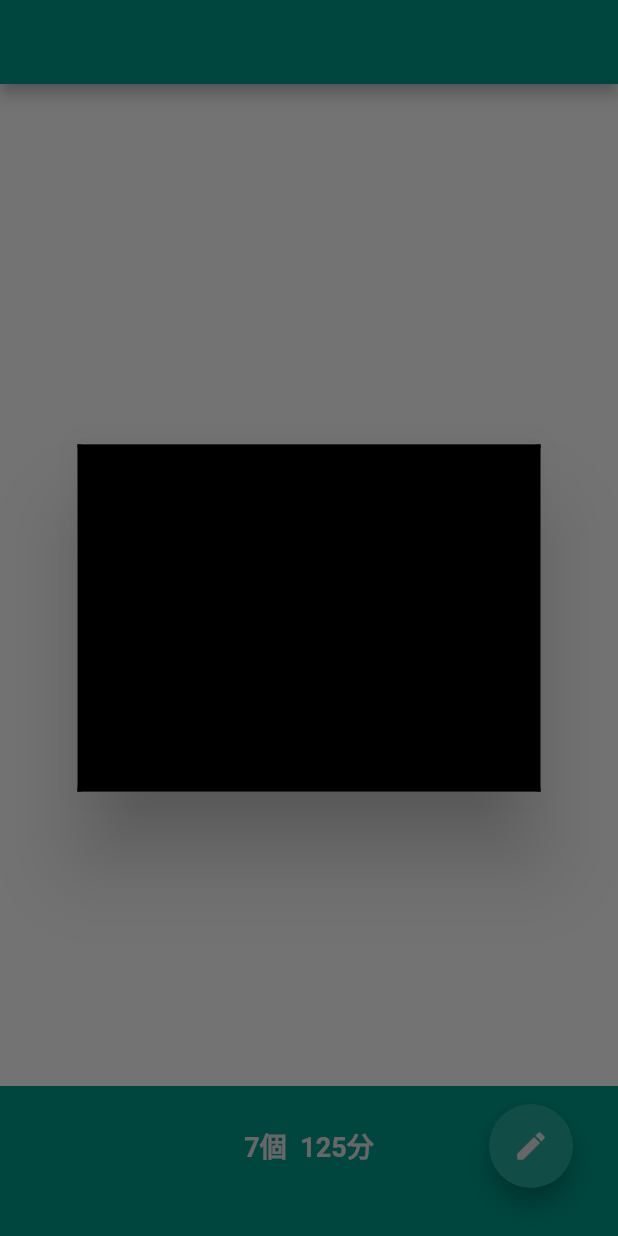
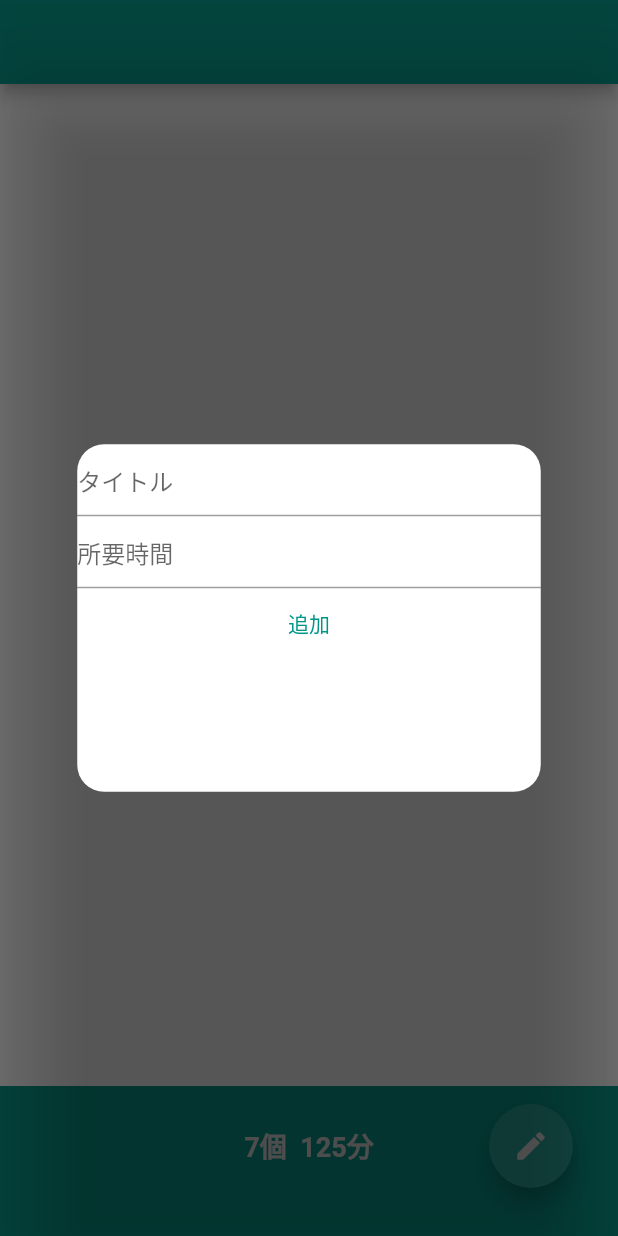
Before and after one commit to yusame0308/tasks, a Flutter app: the screen it shows after launch, after a tap on the "edit" icon, on a phone screen of 412 x 824 dp. Run offline on Flutter 3.47's test engine with Material 2 defaults, Android fonts, the phone set to English and light mode, and no system bars; our stand-ins replace flutter_hooks, flutter_slidable, freezed_annotation, hooks_riverpod, sqflite; accounts and stored records are empty.

Commit message:
UpsertDialogにTextFieldを追加

```diff
--- a/lib/views/home_page.dart
+++ b/lib/views/home_page.dart
@@ -10,6 +10,7 @@ class HomePage extends HookWidget {
   @override
   Widget build(BuildContext context) {
     return Scaffold(
+      resizeToAvoidBottomInset: false,
       appBar: AppBar(),
       body: Column(
         children: [
@@ -49,6 +50,8 @@ class HomePage extends HookWidget {
               foregroundColor: Colors.grey[300],
               onPressed: () {
                 showDialog(
+                  useSafeArea: false,
+                  barrierDismissible: false,
                   context: context,
                   builder: (BuildContext context) {
                     return UpsertDialog();
--- a/lib/views/upsert_dialog.dart
+++ b/lib/views/upsert_dialog.dart
@@ -1,20 +1,68 @@
 import 'package:flutter/material.dart';
+import 'package:flutter/services.dart';
 import 'package:hooks_riverpod/hooks_riverpod.dart';
 import 'package:flutter_hooks/flutter_hooks.dart';
 import 'package:tasks/viewModels/task_view_model.dart';
 
 class UpsertDialog extends HookWidget {
+  final titleController = TextEditingController();
+  final minutesController = TextEditingController();
+
   @override
   Widget build(BuildContext context) {
     final taskViewModel = useProvider(taskViewModelProvider.notifier);
     final dialogWidth = MediaQuery.of(context).size.width * 3 / 4;
 
     return Dialog(
+      backgroundColor: Colors.transparent,
       insetPadding: EdgeInsets.zero,
-      child: Container(
-        color: Colors.black,
-        width: dialogWidth,
-        height: dialogWidth * 3 / 4,
+      child: Stack(
+        alignment: Alignment.center,
+        children: [
+          GestureDetector(
+            onTap: () {
+              // TODO: TextFieldを両方閉じる
+            },
+            child: Container(
+              color: Colors.white.withOpacity(0.01),
+              width: double.infinity,
+              height: double.infinity,
+            ),
+          ),
+          Container(
+            width: dialogWidth,
+            height: dialogWidth * 3 / 4,
+            decoration: BoxDecoration(
+              color: Colors.white,
+              borderRadius: BorderRadius.all(Radius.circular(18.0)),
+            ),
+            child: Column(
+              children: [
+                TextField(
+                  controller: titleController,
+                  autocorrect: false,
+                  decoration: InputDecoration(
+                    hintText: 'タイトル',
+                  ),
+                ),
+                TextField(
+                  controller: minutesController,
+                  keyboardType: TextInputType.number,
+                  inputFormatters: [FilteringTextInputFormatter.digitsOnly],
+                  decoration: InputDecoration(
+                    hintText: '所要時間',
+                  ),
+                ),
+                TextButton(
+                  onPressed: () {
+                    // TODO: DBに追加
+                  },
+                  child: Text('追加'),
+                ),
+              ],
+            ),
+          ),
+        ],
       ),
     );
   }
```
